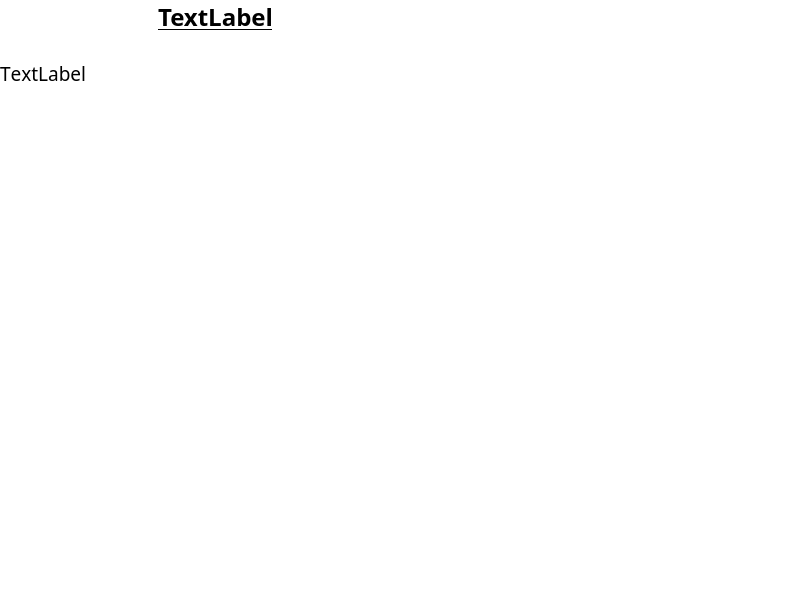
The window that code/viewer/UI/recept_step_window.ui (marcusgostasson/smartshop) describes before a commit, drawn with Qt 5.
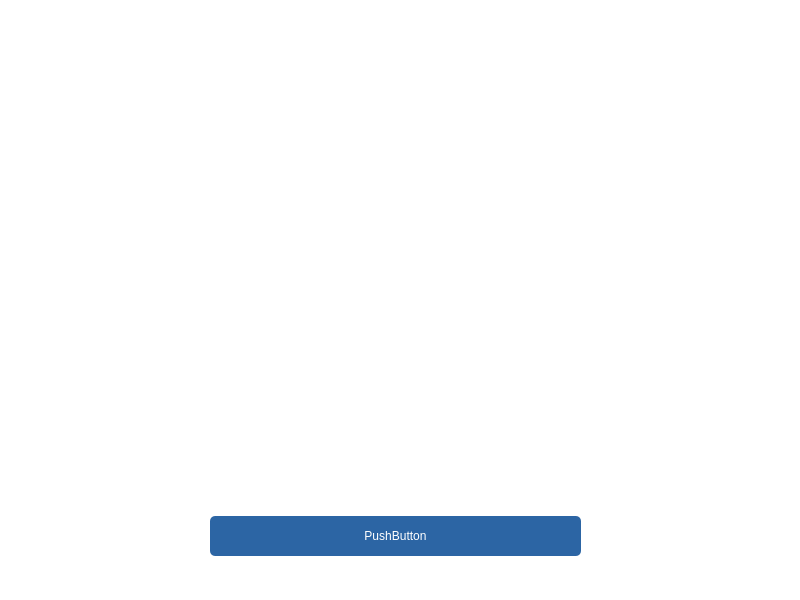
The same window after the commit. Icons and pictures are not drawn.

```diff
--- a/code/viewer/UI/recept_step_window.ui
+++ b/code/viewer/UI/recept_step_window.ui
@@ -29,13 +29,29 @@
   <widget class="QWidget" name="verticalLayoutWidget">
    <property name="geometry">
     <rect>
-     <x>0</x>
-     <y>0</y>
-     <width>431</width>
-     <height>241</height>
+     <x>10</x>
+     <y>10</y>
+     <width>771</width>
+     <height>571</height>
     </rect>
    </property>
    <layout class="QVBoxLayout" name="verticalLayout">
+    <property name="leftMargin">
+     <number>0</number>
+    </property>
+    <property name="bottomMargin">
+     <number>0</number>
+    </property>
+    <item>
+     <widget class="QLabel" name="recept_picture">
+      <property name="text">
+       <string/>
+      </property>
+      <property name="alignment">
+       <set>Qt::AlignCenter</set>
+      </property>
+     </widget>
+    </item>
     <item>
      <widget class="QLabel" name="recept_name">
       <property name="font">
@@ -47,16 +63,6 @@
        </font>
       </property>
       <property name="text">
-       <string>TextLabel</string>
-      </property>
-      <property name="alignment">
-       <set>Qt::AlignCenter</set>
-      </property>
-     </widget>
-    </item>
-    <item>
-     <widget class="QLabel" name="recept_picture">
-      <property name="text">
        <string/>
       </property>
       <property name="alignment">
@@ -81,13 +87,66 @@
        </font>
       </property>
       <property name="text">
-       <string>TextLabel</string>
+       <string/>
       </property>
       <property name="alignment">
        <set>Qt::AlignLeading|Qt::AlignLeft|Qt::AlignTop</set>
       </property>
      </widget>
     </item>
+    <item>
+     <layout class="QVBoxLayout" name="verticalLayout_2">
+      <property name="spacing">
+       <number>0</number>
+      </property>
+      <property name="leftMargin">
+       <number>200</number>
+      </property>
+      <property name="rightMargin">
+       <number>200</number>
+      </property>
+      <property name="bottomMargin">
+       <number>25</number>
+      </property>
+      <item>
+       <widget class="QPushButton" name="pushButton">
+        <property name="styleSheet">
+         <string notr="true">QPushButton {
+	border-style: solid;
+	border-color: #9999aa;
+	border-radius: 5px;
+	color: white;
+	background-color: #3474eb;
+	Height: 40px;
+}
+
+QPushButton:enabled {
+	background-color: #2C65A4;
+	color: white;
+}
+
+QPushButton:pressed {
+	background-color: #0d2f72;
+	color: #fffffe;
+}
+
+QPushButton:hover:!pressed {
+	background-color: #0034AB;
+	color: white;
+}
+
+QPushButton:disabled {
+	background-color: #aaaaaa;
+	color: #ffffff;
+}</string>
+        </property>
+        <property name="text">
+         <string>PushButton</string>
+        </property>
+       </widget>
+      </item>
+     </layout>
+    </item>
    </layout>
   </widget>
  </widget>
```
